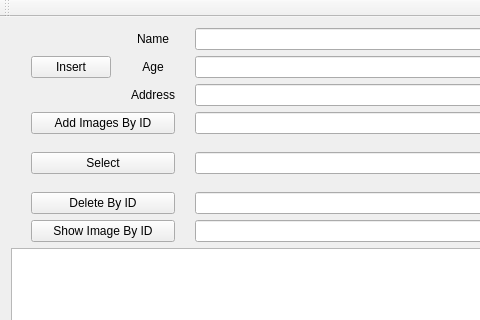
Old version of the form test101/test101/mainwindow.ui in the repository MuhammadMoustafa/Test-MiniPACS; both pictures show x 0 to 480 and y 0 to 320 of the 832 by 676 pixel window.
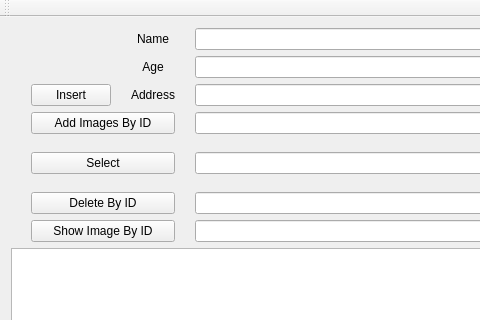
New version of the form.

Commit message: time and date label.. working version

What changed in the file:
```diff
--- a/test101/test101/mainwindow.ui
+++ b/test101/test101/mainwindow.ui
@@ -99,13 +99,6 @@
         <item row="7" column="2" colspan="2">
          <widget class="QLineEdit" name="lnedt_showImage"/>
         </item>
-        <item row="0" column="0" rowspan="3">
-         <widget class="QPushButton" name="btn_insert">
-          <property name="text">
-           <string>Insert</string>
-          </property>
-         </widget>
-        </item>
         <item row="2" column="2" colspan="2">
          <widget class="QLineEdit" name="lnedt_address"/>
         </item>
@@ -128,6 +121,27 @@
         <item row="6" column="2" colspan="2">
          <widget class="QLineEdit" name="lnedt_delete"/>
         </item>
+        <item row="2" column="0">
+         <widget class="QPushButton" name="btn_insert">
+          <property name="text">
+           <string>Insert</string>
+          </property>
+         </widget>
+        </item>
+        <item row="1" column="0">
+         <widget class="QLabel" name="lbl_time">
+          <property name="text">
+           <string/>
+          </property>
+         </widget>
+        </item>
+        <item row="0" column="0">
+         <widget class="QLabel" name="lbl_date">
+          <property name="text">
+           <string/>
+          </property>
+         </widget>
+        </item>
        </layout>
       </item>
       <item>
```
The commit also changes 10 other files.
